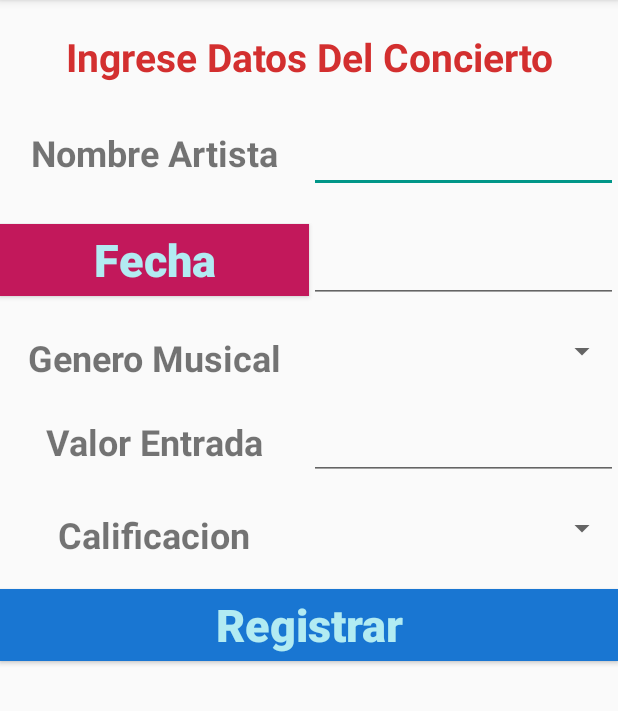
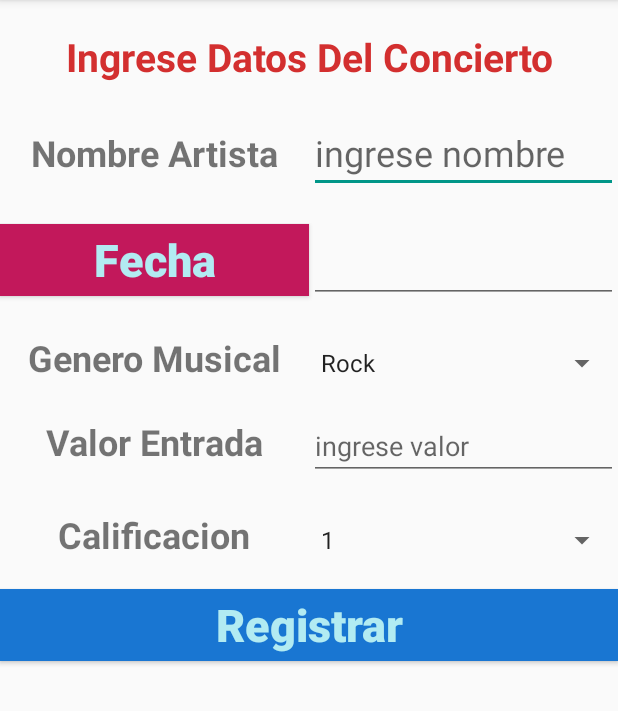
Before and after one commit to bernardoSF98/misConciertos, an Android app: the screen it shows after launch (MainActivity), on a phone screen of 412 x 824 dp, the part 84-795 px from its top. Run offline under Robolectric (Android 15) with nearby library versions, the phone set to English and light mode, and no system bars.

```diff
--- /dev/null
+++ b/fuentes/app/src/main/java/cl/inacap/misconciertos/dao/Valor.java
@@ -0,0 +1,4 @@
+package cl.inacap.misconciertos.dao;
+
+public class Valor {
+}
--- a/fuentes/app/src/main/res/layout/activity_main.xml
+++ b/fuentes/app/src/main/res/layout/activity_main.xml
@@ -35,6 +35,7 @@
             android:id="@+id/nombreArtistaTxt"
             android:textSize="@dimen/letraBase"
             android:inputType="text"
+            android:hint="@string/ingrese_nombre1"
             android:layout_weight="1"
             android:layout_width="match_parent"
             android:layout_height="wrap_content"></EditText>
@@ -81,6 +82,7 @@
         <Spinner
             android:id="@+id/generoSpi"
             android:gravity="center"
+            android:entries="@array/genero_musical"
             android:layout_weight="1"
             android:layout_width="match_parent"
             android:layout_height="wrap_content"></Spinner>
@@ -102,6 +104,7 @@
         <EditText
             android:id="@+id/valorEntradaTxt"
             android:inputType="number"
+            android:hint="@string/ingrese_valor1"
             android:layout_weight="1"
             android:layout_width="match_parent"
             android:layout_height="wrap_content"></EditText>
@@ -123,6 +126,7 @@
         <Spinner
             android:id="@+id/calificacionSpi"
             android:gravity="center"
+            android:entries="@array/calificacion"
             android:layout_weight="1"
             android:layout_width="match_parent"
             android:layout_height="wrap_content"></Spinner>
@@ -140,4 +144,9 @@
         android:layout_marginTop="@dimen/marginTopBase"
         android:layout_width="match_parent"
         android:layout_height="wrap_content"></Button>
+    //listView
+    <ListView
+        android:id="@+id/conciertosLv"
+        android:layout_width="match_parent"
+        android:layout_height="wrap_content"></ListView>
 </LinearLayout>
--- a/fuentes/app/src/main/res/values/strings.xml
+++ b/fuentes/app/src/main/res/values/strings.xml
@@ -7,6 +7,8 @@
     <string name="genero_musical">Genero Musical</string>
     <string name="fecha">Fecha</string>
     <string name="calificacion">Calificacion</string>
+    <string name="ingrese_nombre1">ingrese nombre</string>
+    <string name="ingrese_valor1">ingrese valor</string>
     <string-array name="genero_musical">
         <item>Rock</item>
         <item>Jazz</item>
```
Also changed, not shown: fuentes/app/src/main/java/cl/inacap/misconciertos/MainActivity.java (+58 -1 lines), fuentes/app/src/main/java/cl/inacap/misconciertos/dto/Evento.java (added, +23 -0 lines), fuentes/app/gradle/wrapper/gradle-wrapper.properties (added), 3 other files.
